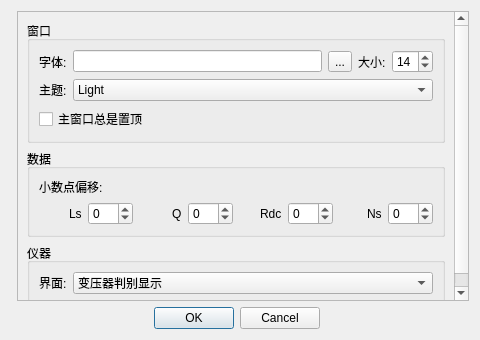
yooxii/IQC, file src/template/MoreSettings.ui: the form before one commit.
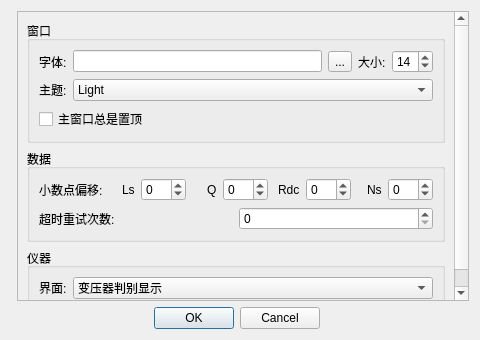
The form after the commit.

```diff
--- a/src/template/MoreSettings.ui
+++ b/src/template/MoreSettings.ui
@@ -94,8 +94,8 @@
          <rect>
           <x>0</x>
           <y>0</y>
-          <width>452</width>
-          <height>289</height>
+          <width>435</width>
+          <height>291</height>
          </rect>
         </property>
         <layout class="QVBoxLayout" name="verticalLayout">
@@ -219,15 +219,15 @@
            <layout class="QVBoxLayout" name="verticalLayout_4">
             <item>
              <layout class="QVBoxLayout" name="verticalLayout_3">
-              <item alignment="Qt::AlignmentFlag::AlignVCenter">
-               <widget class="QLabel" name="label_4">
-                <property name="text">
-                 <string>小数点偏移:</string>
-                </property>
-               </widget>
-              </item>
               <item>
                <layout class="QHBoxLayout" name="horizontalLayout_5">
+                <item>
+                 <widget class="QLabel" name="label_4">
+                  <property name="text">
+                   <string>小数点偏移:</string>
+                  </property>
+                 </widget>
+                </item>
                 <item alignment="Qt::AlignmentFlag::AlignRight">
                  <widget class="QLabel" name="label_5">
                   <property name="text">
@@ -298,6 +298,33 @@
                 </item>
                </layout>
               </item>
+              <item>
+               <layout class="QHBoxLayout" name="horizontalLayout_7">
+                <item>
+                 <widget class="QLabel" name="label_9">
+                  <property name="sizePolicy">
+                   <sizepolicy hsizetype="Preferred" vsizetype="Preferred">
+                    <horstretch>0</horstretch>
+                    <verstretch>0</verstretch>
+                   </sizepolicy>
+                  </property>
+                  <property name="text">
+                   <string>超时重试次数:</string>
+                  </property>
+                 </widget>
+                </item>
+                <item>
+                 <widget class="QSpinBox" name="spin_timeoutretry">
+                  <property name="sizePolicy">
+                   <sizepolicy hsizetype="Preferred" vsizetype="Fixed">
+                    <horstretch>0</horstretch>
+                    <verstretch>0</verstretch>
+                   </sizepolicy>
+                  </property>
+                 </widget>
+                </item>
+               </layout>
+              </item>
              </layout>
             </item>
            </layout>
```
